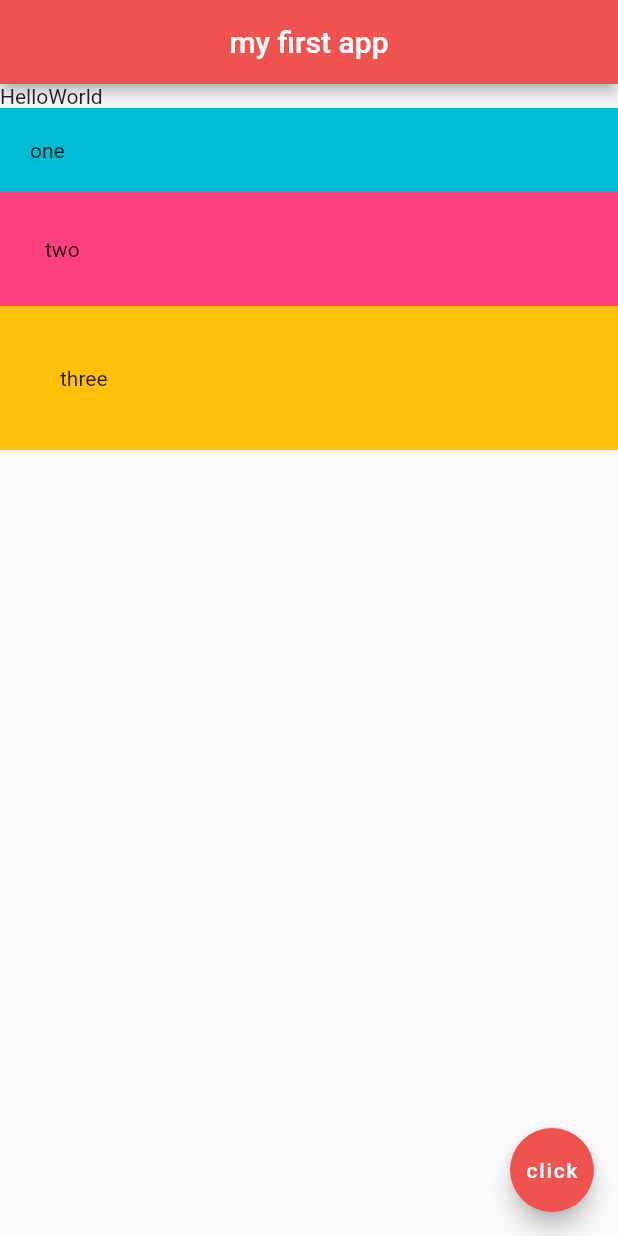
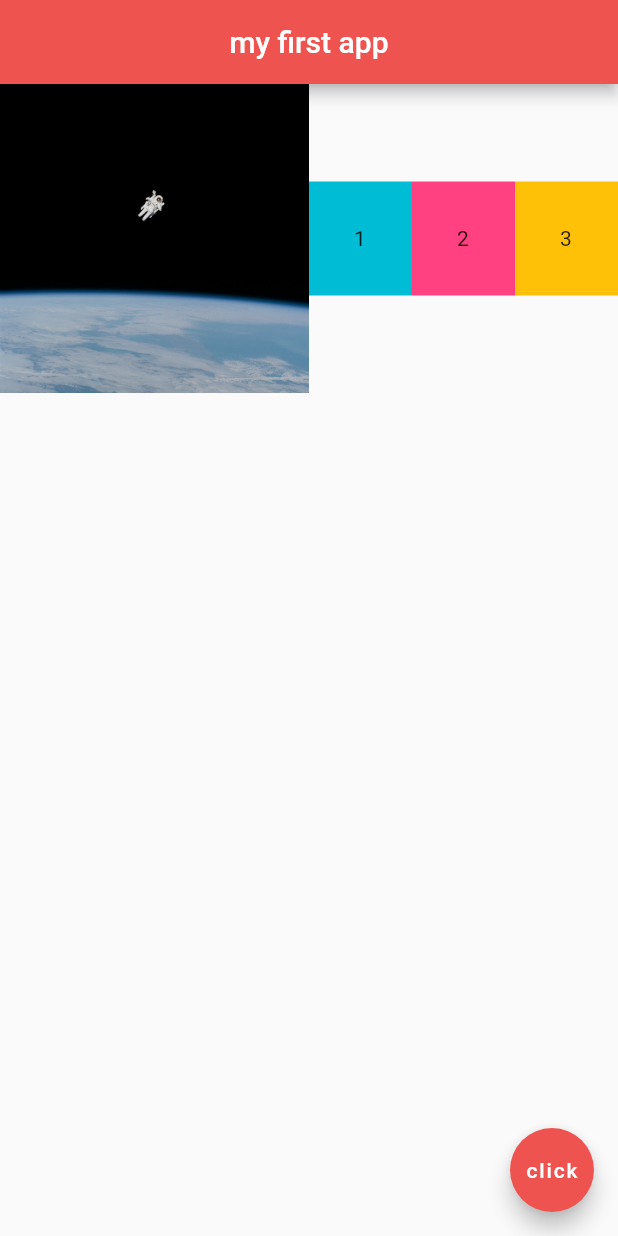
Before and after one commit to taufanbasri/flutter-basic, a Flutter app: the screen it shows after launch, on a phone screen of 412 x 824 dp. Run offline on Flutter 3.47's test engine with Material 2 defaults, Android fonts, the phone set to English and light mode, and no system bars.

Commit message:
Expanded Widgets

```diff
--- a/lib/main.dart
+++ b/lib/main.dart
@@ -13,30 +13,35 @@ class Home extends StatelessWidget {
         centerTitle: true,
         backgroundColor: Colors.red[400],
       ),
-      body: Column(
-        mainAxisAlignment: MainAxisAlignment.start,
-        crossAxisAlignment: CrossAxisAlignment.stretch,
+      body: Row(
         children: [
-          Row(
-            children: [
-              Text('Hello'),
-              Text('World')
-            ],
+          Expanded(
+            flex: 3,
+            child: Image.asset("assets/space-1.jpg"),
           ),
-          Container(
-            padding: EdgeInsets.all(20.0),
-            color: Colors.cyan,
-            child: Text('one'),
+          Expanded(
+            flex: 1,
+            child: Container(
+              padding: EdgeInsets.all(30.0),
+              color: Colors.cyan,
+              child: Text('1'),
+            ),
           ),
-          Container(
-            padding: EdgeInsets.all(30.0),
-            color: Colors.pinkAccent,
-            child: Text('two'),
+          Expanded(
+            flex: 1,
+            child: Container(
+              padding: EdgeInsets.all(30.0),
+              color: Colors.pinkAccent,
+              child: Text('2'),
+            ),
           ),
-          Container(
-            padding: EdgeInsets.all(40.0),
-            color: Colors.amber,
-            child: Text('three'),
+          Expanded(
+            flex: 1,
+            child: Container(
+              padding: EdgeInsets.all(30.0),
+              color: Colors.amber,
+              child: Text('3'),
+            ),
           ),
         ],
       ),
```
